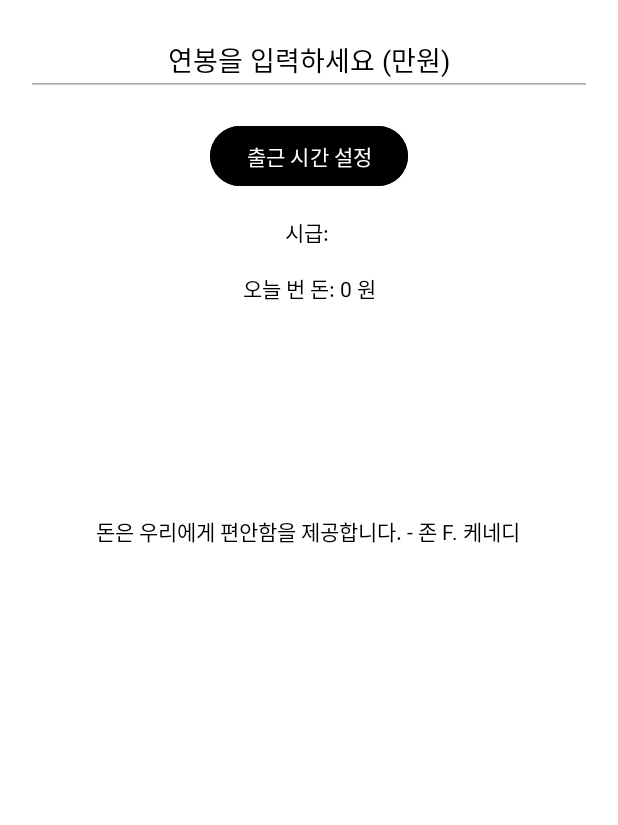
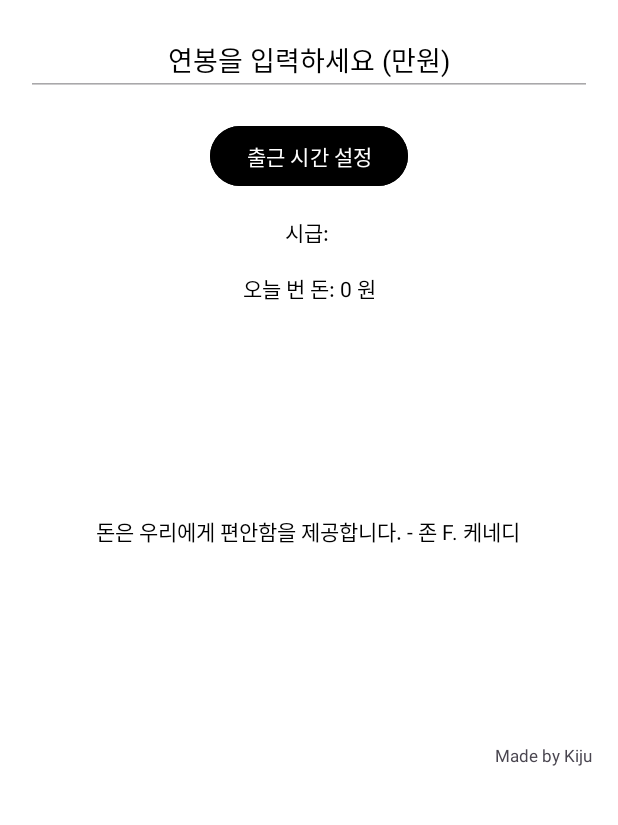
Before and after one commit to kijugwak/PayCheck, an Android app: the screen it shows after launch (MainActivity), on a phone screen of 412 x 824 dp, the part 386-1211 px from its top. Run offline under Robolectric (Android 15) with nearby library versions, the phone set to English and light mode, and no system bars.

Commit message:
Add who added
Add Made by Kiju

```diff
--- a/app/src/main/res/layout/activity_main.xml
+++ b/app/src/main/res/layout/activity_main.xml
@@ -88,6 +88,18 @@
             app:layout_constraintStart_toStartOf="parent"
             app:layout_constraintTop_toBottomOf="@+id/textViewDailyEarning" />
 
+        <TextView
+            android:id="@+id/textView"
+            android:layout_width="wrap_content"
+            android:layout_height="wrap_content"
+            android:text="Made by Kiju"
+            android:textSize="11sp"
+            app:layout_constraintBottom_toBottomOf="parent"
+            app:layout_constraintEnd_toEndOf="parent"
+            android:layout_marginBottom="6dp"
+            android:layout_marginEnd="16dp" />
+
+
     </androidx.constraintlayout.widget.ConstraintLayout>
 
 </RelativeLayout>
```
